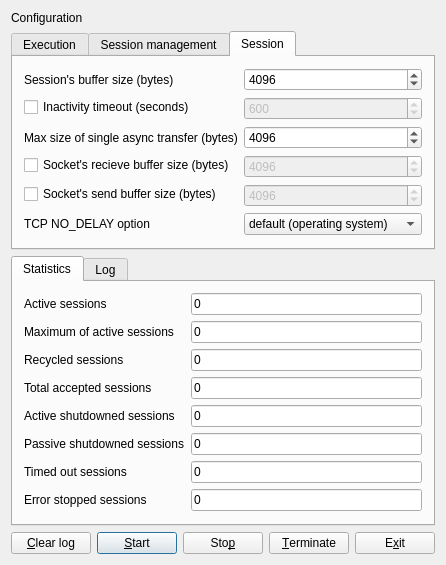
Qt form src/ma/echo/server/qt/mainform.ui (mabrarov/asio_samples) before a commit.
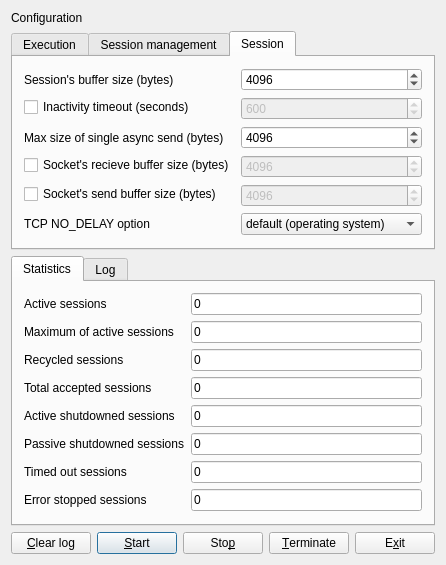
The same form after that commit. The open tabs and pages were chosen to show the change.

Commit message: echo_server & qt_echo_server: max transfer size replaced with max send size. Not tested!

Patch:
```diff
--- a/src/ma/echo/server/qt/mainform.ui
+++ b/src/ma/echo/server/qt/mainform.ui
@@ -411,7 +411,7 @@
        <item row="2" column="0">
         <widget class="QLabel" name="maxTransferSizeLabel">
          <property name="text">
-          <string>Max size of single async transfer (bytes)</string>
+          <string>Max size of single async send (bytes)</string>
          </property>
         </widget>
        </item>
```
Left out of the diff: 6 changed lines with no effect on the pictures. The commit also changes 4 other files.
